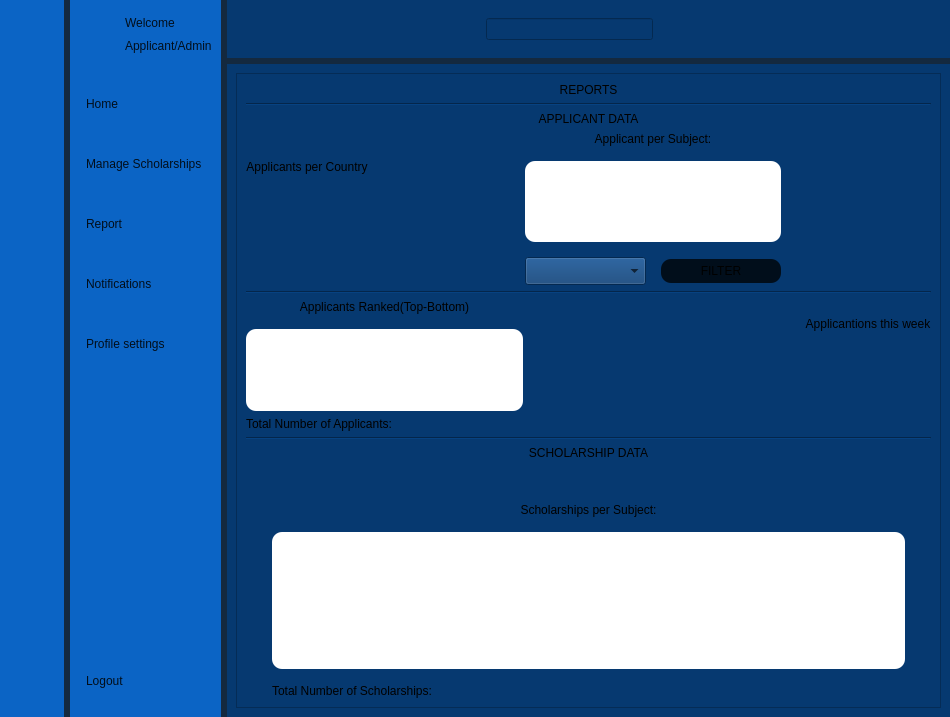
The window that SholarshipManagementSystem/homePage/dash.ui (YNCO10/scholarshipManagementSystem) describes before a commit, drawn with Qt 5.
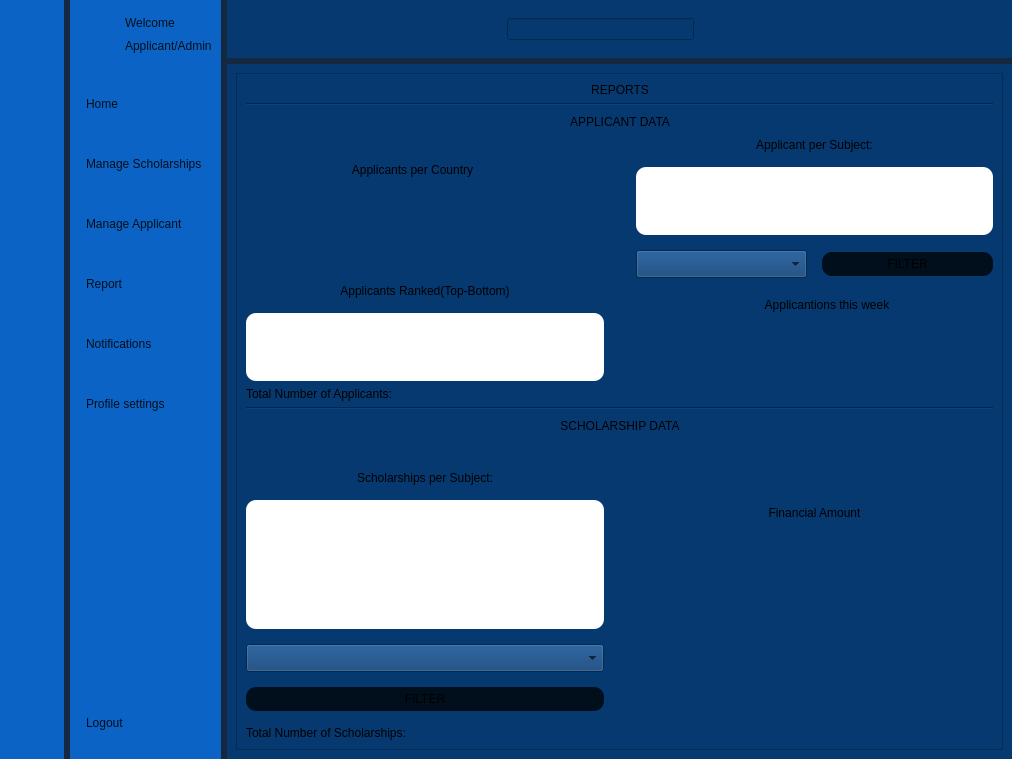
The same window after the commit. The open tabs and pages were chosen to show the change. Icons and pictures are not drawn.

Commit message: enchanced applicant tracking

Diff of the .ui file:
```diff
--- a/SholarshipManagementSystem/homePage/dash.ui
+++ b/SholarshipManagementSystem/homePage/dash.ui
@@ -6,10 +6,16 @@
    <rect>
     <x>0</x>
     <y>0</y>
-    <width>950</width>
-    <height>717</height>
+    <width>1012</width>
+    <height>759</height>
    </rect>
   </property>
+  <property name="sizePolicy">
+   <sizepolicy hsizetype="Expanding" vsizetype="Expanding">
+    <horstretch>0</horstretch>
+    <verstretch>0</verstretch>
+   </sizepolicy>
+  </property>
   <property name="windowTitle">
    <string>MainWindow</string>
   </property>
@@ -165,6 +171,24 @@
            </property>
           </widget>
          </item>
+         <item>
+          <widget class="QPushButton" name="manageApplicantBtn">
+           <property name="text">
+            <string>Manage Applicant</string>
+           </property>
+           <property name="icon">
+            <iconset resource="../../projectRescources.qrc">
+             <normaloff>:/icons/mnageApplicant.png</normaloff>
+             <normalon>:/icons/manageApplicantWhite.png</normalon>:/icons/mnageApplicant.png</iconset>
+           </property>
+           <property name="checkable">
+            <bool>true</bool>
+           </property>
+           <property name="autoExclusive">
+            <bool>true</bool>
+           </property>
+          </widget>
+         </item>
          <item>
           <widget class="QPushButton" name="reportBtn">
            <property name="text">
@@ -903,6 +927,505 @@
            </item>
           </layout>
          </widget>
+         <widget class="QWidget" name="manageApplicantPage">
+          <layout class="QVBoxLayout" name="verticalLayout_22">
+           <item>
+            <widget class="QScrollArea" name="manageApplicantScroll">
+             <property name="widgetResizable">
+              <bool>true</bool>
+             </property>
+             <widget class="QWidget" name="scrollAreaWidgetContents_3">
+              <property name="geometry">
+               <rect>
+                <x>0</x>
+                <y>0</y>
+                <width>716</width>
+                <height>684</height>
+               </rect>
+              </property>
+              <layout class="QGridLayout" name="gridLayout_8"/>
+             </widget>
+            </widget>
+           </item>
+          </layout>
+         </widget>
+         <widget class="QWidget" name="report">
+          <layout class="QVBoxLayout" name="verticalLayout_20">
+           <item>
+            <widget class="QScrollArea" name="scrollArea_2">
+             <property name="widgetResizable">
+              <bool>true</bool>
+             </property>
+             <widget class="QWidget" name="scrollAreaWidgetContents">
+              <property name="geometry">
+               <rect>
+                <x>0</x>
+                <y>0</y>
+                <width>704</width>
+                <height>690</height>
+               </rect>
+              </property>
+              <layout class="QGridLayout" name="gridLayout_5">
+               <item row="0" column="2" colspan="3">
+                <widget class="QLabel" name="label_14">
+                 <property name="text">
+                  <string>REPORTS</string>
+                 </property>
+                 <property name="alignment">
+                  <set>Qt::AlignmentFlag::AlignCenter</set>
+                 </property>
+                </widget>
+               </item>
+               <item row="1" column="0" colspan="7">
+                <widget class="Line" name="line">
+                 <property name="orientation">
+                  <enum>Qt::Orientation::Horizontal</enum>
+                 </property>
+                </widget>
+               </item>
+               <item row="2" column="3">
+                <spacer name="verticalSpacer_4">
+                 <property name="orientation">
+                  <enum>Qt::Orientation::Vertical</enum>
+                 </property>
+                 <property name="sizeHint" stdset="0">
+                  <size>
+                   <width>20</width>
+                   <height>0</height>
+                  </size>
+                 </property>
+                </spacer>
+               </item>
+               <item row="3" column="0">
+                <spacer name="horizontalSpacer_10">
+                 <property name="orientation">
+                  <enum>Qt::Orientation::Horizontal</enum>
+                 </property>
+                 <property name="sizeHint" stdset="0">
+                  <size>
+                   <width>246</width>
+                   <height>20</height>
+                  </size>
+                 </property>
+                </spacer>
+               </item>
+               <item row="3" column="1" colspan="5">
+                <widget class="QLabel" name="label_8">
+                 <property name="text">
+                  <string>APPLICANT DATA</string>
+                 </property>
+                 <property name="alignment">
+                  <set>Qt::AlignmentFlag::AlignCenter</set>
+                 </property>
+                </widget>
+               </item>
+               <item row="3" column="6">
+                <spacer name="horizontalSpacer_11">
+                 <property name="orientation">
+                  <enum>Qt::Orientation::Horizontal</enum>
+                 </property>
+                 <property name="sizeHint" stdset="0">
+                  <size>
+                   <width>221</width>
+                   <height>20</height>
+                  </size>
+                 </property>
+                </spacer>
+               </item>
+               <item row="4" column="0" colspan="2">
+                <layout class="QVBoxLayout" name="verticalLayout_18">
+                 <property name="spacing">
+                  <number>15</number>
+                 </property>
+                 <item>
+                  <widget class="QLabel" name="label_4">
+                   <property name="text">
+                    <string>Applicants per Country</string>
+                   </property>
+                   <property name="alignment">
+                    <set>Qt::AlignmentFlag::AlignCenter</set>
+                   </property>
+                  </widget>
+                 </item>
+                 <item>
+                  <widget class="QWidget" name="applicantsPerCountryChart" native="true">
+                   <property name="styleSheet">
+                    <string notr="true">border-radius: 7px;</string>
+                   </property>
+                  </widget>
+                 </item>
+                </layout>
+               </item>
+               <item row="4" column="4" colspan="3">
+                <layout class="QVBoxLayout" name="verticalLayout_19">
+                 <property name="spacing">
+                  <number>15</number>
+                 </property>
+                 <item>
+                  <widget class="QLabel" name="label_9">
+                   <property name="text">
+                    <string>Applicant per Subject:</string>
+                   </property>
+                   <property name="alignment">
+                    <set>Qt::AlignmentFlag::AlignCenter</set>
+                   </property>
+                  </widget>
+                 </item>
+                 <item>
+                  <widget class="QTableWidget" name="applicantPerSubjectTableWidget">
+                   <property name="styleSheet">
+                    <string notr="true">color: Black;</string>
+                   </property>
+                  </widget>
+                 </item>
+                 <item>
+                  <layout class="QHBoxLayout" name="horizontalLayout_14">
+                   <item>
+                    <widget class="QComboBox" name="subjectFilterCombo">
+                     <property name="styleSheet">
+                      <string notr="true">padding:5px;
+font: 600 10pt &quot;Segoe UI&quot;;</string>
+                     </property>
+                    </widget>
+                   </item>
+                   <item>
+                    <widget class="QPushButton" name="filterBtn">
+                     <property name="styleSheet">
+                      <string notr="true">margin:0px;
+padding:5px;
+font: 600 10pt &quot;Segoe UI&quot;;</string>
+                     </property>
+                     <property name="text">
+                      <string>FILTER</string>
+                     </property>
+                    </widget>
+                   </item>
+                  </layout>
+                 </item>
+                </layout>
+               </item>
+               <item row="5" column="0" colspan="3">
+                <layout class="QVBoxLayout" name="verticalLayout_9">
+                 <property name="spacing">
+                  <number>15</number>
+                 </property>
+                 <item>
+                  <widget class="QLabel" name="label_12">
+                   <property name="text">
+                    <string>Applicants Ranked(Top-Bottom)</string>
+                   </property>
+                   <property name="alignment">
+                    <set>Qt::AlignmentFlag::AlignCenter</set>
+                   </property>
+                  </widget>
+                 </item>
+                 <item>
+                  <widget class="QTableWidget" name="applicantRankTableWidget">
+                   <property name="styleSheet">
+                    <string notr="true">color:black;</string>
+                   </property>
+                  </widget>
+                 </item>
+                </layout>
+               </item>
+               <item row="5" column="5" colspan="2">
+                <layout class="QVBoxLayout" name="verticalLayout_21">
+                 <property name="spacing">
+                  <number>15</number>
+                 </property>
+                 <item>
+                  <widget class="QLabel" name="label_11">
+                   <property name="text">
+                    <string>Applicantions this week</string>
+                   </property>
+                   <property name="alignment">
+                    <set>Qt::AlignmentFlag::AlignCenter</set>
+                   </property>
+                  </widget>
+                 </item>
+                 <item>
+                  <widget class="QWidget" name="applicantsThisWeekChart" native="true">
+                   <property name="styleSheet">
+                    <string notr="true">border-radius: 7px;</string>
+                   </property>
+                  </widget>
+                 </item>
+                </layout>
+               </item>
+               <item row="6" column="0" colspan="2">
+                <widget class="QLabel" name="totalNumberOfApplicantsLabelReports">
+                 <property name="text">
+                  <string>Total Number of Applicants:</string>
+                 </property>
+                </widget>
+               </item>
+               <item row="7" column="0" colspan="7">
+                <widget class="Line" name="line_2">
+                 <property name="orientation">
+                  <enum>Qt::Orientation::Horizontal</enum>
+                 </property>
+                </widget>
+               </item>
+               <item row="8" column="3">
+                <spacer name="verticalSpacer_3">
+                 <property name="orientation">
+                  <enum>Qt::Orientation::Vertical</enum>
+                 </property>
+                 <property name="sizeHint" stdset="0">
+                  <size>
+                   <width>20</width>
+                   <height>0</height>
+                  </size>
+                 </property>
+                </spacer>
+               </item>
+               <item row="9" column="0">
+                <spacer name="horizontalSpacer_8">
+                 <property name="orientation">
+                  <enum>Qt::Orientation::Horizontal</enum>
+                 </property>
+                 <property name="sizeHint" stdset="0">
+                  <size>
+                   <width>246</width>
+                   <height>20</height>
+                  </size>
+                 </property>
+                </spacer>
+               </item>
+               <item row="9" column="1" colspan="5">
+                <widget class="QLabel" name="label_10">
+                 <property name="text">
+                  <string>SCHOLARSHIP DATA</string>
+                 </property>
+                 <property name="alignment">
+                  <set>Qt::AlignmentFlag::AlignCenter</set>
+                 </property>
+                </widget>
+               </item>
+               <item row="9" column="6">
+                <spacer name="horizontalSpacer_9">
+                 <property name="orientation">
+                  <enum>Qt::Orientation::Horizontal</enum>
+                 </property>
+                 <property name="sizeHint" stdset="0">
+                  <size>
+                   <width>221</width>
+                   <height>20</height>
+                  </size>
+                 </property>
+                </spacer>
+               </item>
+               <item row="10" column="0" colspan="3">
+                <layout class="QVBoxLayout" name="verticalLayout_25">
+                 <property name="spacing">
+                  <number>15</number>
+                 </property>
+                 <item>
+                  <spacer name="verticalSpacer_7">
+                   <property name="orientation">
+                    <enum>Qt::Orientation::Vertical</enum>
+                   </property>
+                   <property name="sizeHint" stdset="0">
+                    <size>
+                     <width>20</width>
+                     <height>93</height>
+                    </size>
+                   </property>
+                  </spacer>
+                 </item>
+                 <item>
+                  <widget class="QLabel" name="label_18">
+                   <property name="text">
+                    <string>Scholarships per Subject:</string>
+                   </property>
+                   <property name="alignment">
+                    <set>Qt::AlignmentFlag::AlignCenter</set>
+                   </property>
+                  </widget>
+                 </item>
+                 <item>
+                  <widget class="QTableWidget" name="scholarshipPerSubjectTableWidget">
+                   <property name="styleSheet">
+                    <string notr="true">color:black;</string>
+                   </property>
+                  </widget>
+                 </item>
+                 <item>
+                  <widget class="QComboBox" name="subjectScholarshipFilterCombo">
+                   <property name="styleSheet">
+                    <string notr="true">padding:5px;
+font: 600 10pt &quot;Segoe UI&quot;;</string>
+                   </property>
+                  </widget>
+                 </item>
+                 <item>
+                  <widget class="QPushButton" name="scholarshipFilterBtn">
+                   <property name="styleSheet">
+                    <string notr="true">margin:0px;
+padding:5px;
+font: 600 10pt &quot;Segoe UI&quot;;</string>
+                   </property>
+                   <property name="text">
+                    <string>FILTER</string>
+                   </property>
+                  </widget>
+                 </item>
+                 <item>
+                  <widget class="QLabel" name="totalNumOfScholarshipsLabelReports">
+                   <property name="text">
+                    <string>Total Number of Scholarships:</string>
+                   </property>
+                  </widget>
+                 </item>
+                </layout>
+               </item>
+               <item row="10" column="4" colspan="3">
+                <layout class="QVBoxLayout" name="verticalLayout_28">
+                 <property name="spacing">
+                  <number>15</number>
+                 </property>
+                 <item>
+                  <widget class="QLabel" name="label_21">
+                   <property name="text">
+                    <string>Financial Amount</string>
+                   </property>
+                   <property name="alignment">
+                    <set>Qt::AlignmentFlag::AlignCenter</set>
+                   </property>
+                  </widget>
+                 </item>
+                 <item>
+                  <widget class="QWidget" name="financialAmountPerScholarshipChart" native="true"/>
+                 </item>
+                </layout>
+               </item>
+              </layout>
+             </widget>
+            </widget>
+           </item>
+          </layout>
+         </widget>
+         <widget class="QWidget" name="notificationsPage">
+          <layout class="QGridLayout" name="gridLayout_4">
+           <item row="2" column="0">
+            <widget class="QPushButton" name="sendNotificationsBtn">
+             <property name="text">
+              <string>SEND</string>
+             </property>
+            </widget>
+           </item>
+           <item row="1" column="0">
+            <layout class="QVBoxLayout" name="verticalLayout_12">
+             <property name="spacing">
+              <number>30</number>
+             </property>
+             <property name="leftMargin">
+              <number>20</number>
+             </property>
+             <property name="rightMargin">
+              <number>20</number>
+             </property>
+             <property name="bottomMargin">
+              <number>80</number>
+             </property>
+             <item>
+              <widget class="QLabel" name="label_3">
+               <property name="styleSheet">
+                <string notr="true">font: 600 12pt &quot;Segoe UI&quot;;</string>
+               </property>
+               <property name="text">
+                <string>Send Notifications</string>
+               </property>
+              </widget>
+             </item>
+             <item>
+              <layout class="QHBoxLayout" name="horizontalLayout_8">
+               <item>
+                <widget class="QLabel" name="notificationTitleLabe">
+                 <property name="styleSheet">
+                  <string notr="true">font: 12pt &quot;Segoe UI&quot;;</string>
+                 </property>
+                 <property name="text">
+                  <string>Title:                  </string>
+                 </property>
+                </widget>
+               </item>
+               <item>
+                <widget class="QLineEdit" name="notificationTitleTxt"/>
+               </item>
+              </layout>
+             </item>
+             <item>
+              <layout class="QHBoxLayout" name="horizontalLayout_9">
+               <item>
+                <widget class="QLabel" name="notificationEmailLabel">
+                 <property name="styleSheet">
+                  <string notr="true">font: 12pt &quot;Segoe UI&quot;;</string>
+                 </property>
+                 <property name="text">
+                  <string>Recipient Email: </string>
+                 </property>
+                </widget>
+               </item>
+               <item>
+                <widget class="QLineEdit" name="notificationEmailTxt"/>
+               </item>
+              </layout>
+             </item>
+             <item>
+              <layout class="QHBoxLayout" name="horizontalLayout_10">
+               <item>
+                <widget class="QLabel" name="notificationMsgLabel">
+                 <property name="styleSheet">
+                  <string notr="true">font: 12pt &quot;Segoe UI&quot;;</string>
+                 </property>
+                 <property name="text">
+                  <string>Message:           </string>
+                 </property>
+                </widget>
+               </item>
+               <item>
+                <widget class="QLineEdit" name="notificationMsgTxt">
+                 <property name="styleSheet">
+                  <string notr="true"/>
+                 </property>
+                </widget>
+               </item>
+              </layout>
+             </item>
+            </layout>
+           </item>
+           <item row="0" column="0">
+            <layout class="QVBoxLayout" name="verticalLayout_11">
+             <property name="spacing">
+              <number>20</number>
+             </property>
+             <property name="leftMargin">
+              <number>20</number>
+             </property>
+             <property name="rightMargin">
+              <number>20</number>
+             </property>
+             <property name="bottomMargin">
+              <number>20</number>
+             </property>
+             <item>
+              <widget class="QLabel" name="notificationPageTitleLabel">
+               <property name="text">
+                <string>NOTIFICATIONS</string>
+               </property>
+               <property name="alignment">
+                <set>Qt::AlignmentFlag::AlignCenter</set>
+               </property>
+              </widget>
+             </item>
+             <item>
+              <widget class="QTableWidget" name="notificationsTableWidget"/>
+             </item>
+            </layout>
+           </item>
+          </layout>
+         </widget>
          <widget class="QWidget" name="profile">
           <layout class="QVBoxLayout" name="verticalLayout_17">
            <item>
@@ -1153,497 +1676,6 @@
            </item>
           </layout>
          </widget>
-         <widget class="QWidget" name="notificationsPage">
-          <layout class="QGridLayout" name="gridLayout_4">
-           <item row="2" column="0">
-            <widget class="QPushButton" name="sendNotificationsBtn">
-             <property name="text">
-              <string>SEND</string>
-             </property>
-            </widget>
-           </item>
-           <item row="1" column="0">
-            <layout class="QVBoxLayout" name="verticalLayout_12">
-             <property name="spacing">
-              <number>30</number>
-             </property>
-             <property name="leftMargin">
-              <number>20</number>
-             </property>
-             <property name="rightMargin">
-              <number>20</number>
-             </property>
-             <property name="bottomMargin">
-              <number>80</number>
-             </property>
-             <item>
-              <widget class="QLabel" name="label_3">
-               <property name="styleSheet">
-                <string notr="true">font: 600 12pt &quot;Segoe UI&quot;;</string>
-               </property>
-               <property name="text">
-                <string>Send Notifications</string>
-               </property>
-              </widget>
-             </item>
-             <item>
-              <layout class="QHBoxLayout" name="horizontalLayout_8">
-               <item>
-                <widget class="QLabel" name="notificationTitleLabe">
-                 <property name="styleSheet">
-                  <string notr="true">font: 12pt &quot;Segoe UI&quot;;</string>
-                 </property>
-                 <property name="text">
-                  <string>Title:                  </string>
-                 </property>
-                </widget>
-               </item>
-               <item>
-                <widget class="QLineEdit" name="notificationTitleTxt"/>
-               </item>
-              </layout>
-             </item>
-             <item>
-              <layout class="QHBoxLayout" name="horizontalLayout_9">
-               <item>
-                <widget class="QLabel" name="notificationEmailLabel">
-                 <property name="styleSheet">
-                  <string notr="true">font: 12pt &quot;Segoe UI&quot;;</string>
-                 </property>
-                 <property name="text">
-                  <string>Recipient Email: </string>
-                 </property>
-                </widget>
-               </item>
-               <item>
-                <widget class="QLineEdit" name="notificationEmailTxt"/>
-               </item>
-              </layout>
-             </item>
-             <item>
-              <layout class="QHBoxLayout" name="horizontalLayout_10">
-               <item>
-                <widget class="QLabel" name="notificationMsgLabel">
-                 <property name="styleSheet">
-                  <string notr="true">font: 12pt &quot;Segoe UI&quot;;</string>
-                 </property>
-                 <property name="text">
-                  <string>Message:           </string>
-                 </property>
-                </widget>
-               </item>
-               <item>
-                <widget class="QLineEdit" name="notificationMsgTxt">
-                 <property name="styleSheet">
-                  <string notr="true"/>
-                 </property>
-                </widget>
-               </item>
-              </layout>
-             </item>
-            </layout>
-           </item>
-           <item row="0" column="0">
-            <layout class="QVBoxLayout" name="verticalLayout_11">
-             <property name="spacing">
-              <number>20</number>
-             </property>
-             <property name="leftMargin">
-              <number>20</number>
-             </property>
-             <property name="rightMargin">
-              <number>20</number>
-             </property>
-             <property name="bottomMargin">
-              <number>20</number>
-             </property>
-             <item>
-              <widget class="QLabel" name="notificationPageTitleLabel">
-               <property name="text">
-                <string>NOTIFICATIONS</string>
-               </property>
-               <property name="alignment">
-                <set>Qt::AlignmentFlag::AlignCenter</set>
-               </property>
-              </widget>
-             </item>
-             <item>
-              <widget class="QTableWidget" name="notificationsTableWidget"/>
-             </item>
-            </layout>
-           </item>
-          </layout>
-         </widget>
-         <widget class="QWidget" name="report">
-          <layout class="QGridLayout" name="gridLayout_8">
-           <item row="0" column="0">
-            <widget class="QScrollArea" name="scrollArea_2">
-             <property name="widgetResizable">
-              <bool>true</bool>
-             </property>
-             <widget class="QWidget" name="scrollAreaWidgetContents">
-              <property name="geometry">
-               <rect>
-                <x>0</x>
-                <y>0</y>
-                <width>642</width>
-                <height>637</height>
-               </rect>
-              </property>
-              <layout class="QGridLayout" name="gridLayout_5">
-               <item row="1" column="0" colspan="3">
-                <widget class="Line" name="line">
-                 <property name="orientation">
-                  <enum>Qt::Orientation::Horizontal</enum>
-                 </property>
-                </widget>
-               </item>
-               <item row="3" column="1">
-                <widget class="QLabel" name="label_8">
-                 <property name="text">
-                  <string>APPLICANT DATA</string>
-                 </property>
-                 <property name="alignment">
-                  <set>Qt::AlignmentFlag::AlignCenter</set>
-                 </property>
-                </widget>
-               </item>
-               <item row="12" column="2">
-                <spacer name="verticalSpacer_9">
-                 <property name="orientation">
-                  <enum>Qt::Orientation::Vertical</enum>
-                 </property>
-                 <property name="sizeHint" stdset="0">
-                  <size>
-                   <width>20</width>
-                   <height>93</height>
-                  </size>
-                 </property>
-                </spacer>
-               </item>
-               <item row="0" column="1">
-                <widget class="QLabel" name="label_14">
-                 <property name="text">
-                  <string>REPORTS</string>
-                 </property>
-                 <property name="alignment">
-                  <set>Qt::AlignmentFlag::AlignCenter</set>
-                 </property>
-                </widget>
-               </item>
-               <item row="11" column="0" colspan="3">
-                <widget class="Line" name="line_2">
-                 <property name="orientation">
-                  <enum>Qt::Orientation::Horizontal</enum>
-                 </property>
-                </widget>
-               </item>
-               <item row="2" column="2">
-                <spacer name="verticalSpacer_5">
-                 <property name="orientation">
-                  <enum>Qt::Orientation::Vertical</enum>
-                 </property>
-                 <property name="sizeHint" stdset="0">
-                  <size>
-                   <width>20</width>
-                   <height>93</height>
-                  </size>
-                 </property>
-                </spacer>
-               </item>
-               <item row="9" column="0" colspan="2">
-                <widget class="QLabel" name="label_15">
-                 <property name="text">
-                  <string>Total Number of Applicants:</string>
-                 </property>
-                </widget>
-               </item>
-               <item row="18" column="1">
-                <spacer name="verticalSpacer_6">
-                 <property name="orientation">
-                  <enum>Qt::Orientation::Vertical</enum>
-                 </property>
-                 <property name="sizeHint" stdset="0">
-                  <size>
-                   <width>20</width>
-                   <height>93</height>
-                  </size>
-                 </property>
-                </spacer>
-               </item>
-               <item row="4" column="2">
-                <spacer name="verticalSpacer_4">
-                 <property name="orientation">
-                  <enum>Qt::Orientation::Vertical</enum>
-                 </property>
-                 <property name="sizeHint" stdset="0">
-                  <size>
-                   <width>20</width>
-                   <height>93</height>
-                  </size>
-                 </property>
-                </spacer>
-               </item>
-               <item row="14" column="1">
-                <widget class="QLabel" name="label_10">
-                 <property name="text">
-                  <string>SCHOLARSHIP DATA</string>
-                 </property>
-                 <property name="alignment">
-                  <set>Qt::AlignmentFlag::AlignCenter</set>
-                 </property>
-                </widget>
-               </item>
-               <item row="8" column="0" colspan="3">
-                <layout class="QHBoxLayout" name="horizontalLayout_15">
-                 <item>
-                  <layout class="QVBoxLayout" name="verticalLayout_9">
-                   <property name="spacing">
-                    <number>15</number>
-                   </property>
-                   <item>
-                    <widget class="QLabel" name="label_12">
-                     <property name="text">
-                      <string>Applicants Ranked(Top-Bottom)</string>
-                     </property>
-                     <property name="alignment">
-                      <set>Qt::AlignmentFlag::AlignCenter</set>
-                     </property>
-                    </widget>
-                   </item>
-                   <item>
-                    <widget class="QTableWidget" name="applicantRankTableWidget">
-                     <property name="styleSheet">
-                      <string notr="true">color:black;</string>
-                     </property>
-                    </widget>
-                   </item>
-                  </layout>
-                 </item>
-                 <item>
-                  <spacer name="horizontalSpacer_9">
-                   <property name="orientation">
-                    <enum>Qt::Orientation::Horizontal</enum>
-                   </property>
-                   <property name="sizeHint" stdset="0">
-                    <size>
-                     <width>40</width>
-                     <height>20</height>
-                    </size>
-                   </property>
-                  </spacer>
-                 </item>
-                 <item>
-                  <layout class="QVBoxLayout" name="verticalLayout_21">
-                   <property name="spacing">
-                    <number>15</number>
-                   </property>
-                   <item>
-                    <widget class="QLabel" name="label_11">
-                     <property name="text">
-                      <string>Applicantions this week</string>
-                     </property>
-                     <property name="alignment">
-                      <set>Qt::AlignmentFlag::AlignCenter</set>
-                     </property>
-                    </widget>
-                   </item>
-                   <item>
-                    <widget class="QWidget" name="applicantsThisWeekChart" native="true">
-                     <property name="styleSheet">
-                      <string notr="true">border-radius: 7px;</string>
-                     </property>
-                    </widget>
-                   </item>
-                  </layout>
-                 </item>
-                </layout>
-               </item>
-               <item row="6" column="0" colspan="3">
-                <widget class="Line" name="line_3">
-                 <property name="orientation">
-                  <enum>Qt::Orientation::Horizontal</enum>
-                 </property>
-                </widget>
-               </item>
-               <item row="5" column="0" colspan="3">
-                <layout class="QHBoxLayout" name="horizontalLayout_6">
-                 <item>
-                  <layout class="QVBoxLayout" name="verticalLayout_18">
-                   <property name="spacing">
-                    <number>15</number>
-                   </property>
-                   <item>
-                    <widget class="QLabel" name="label_4">
-                     <property name="text">
-                      <string>Applicants per Country</string>
-                     </property>
-                     <property name="alignment">
-                      <set>Qt::AlignmentFlag::AlignCenter</set>
-                     </property>
-                    </widget>
-                   </item>
-                   <item>
-                    <widget class="QWidget" name="applicantsPerCountryChart" native="true">
-                     <property name="styleSheet">
-                      <string notr="true">border-radius: 7px;</string>
-                     </property>
-                    </widget>
-                   </item>
-                  </layout>
-                 </item>
-                 <item>
-                  <spacer name="horizontalSpacer_8">
-                   <property name="orientation">
-                    <enum>Qt::Orientation::Horizontal</enum>
-                   </property>
-                   <property name="sizeHint" stdset="0">
-                    <size>
-                     <width>40</width>
-                     <height>20</height>
-                    </size>
-                   </property>
-                  </spacer>
-                 </item>
-                 <item>
-                  <layout class="QVBoxLayout" name="verticalLayout_19">
-                   <property name="spacing">
-                    <number>15</number>
-                   </property>
-                   <item>
-                    <widget class="QLabel" name="label_9">
-                     <property name="text">
-                      <string>Applicant per Subject:</string>
-                     </property>
-                     <property name="alignment">
-                      <set>Qt::AlignmentFlag::AlignCenter</set>
-                     </property>
-                    </widget>
-                   </item>
-                   <item>
-                    <widget class="QTableWidget" name="applicantPerSubjectTableWidget">
-                     <property name="styleSheet">
-                      <string notr="true">color: Black;</string>
-                     </property>
-                    </widget>
-                   </item>
-                   <item>
-                    <layout class="QHBoxLayout" name="horizontalLayout_14">
-                     <item>
-                      <widget class="QComboBox" name="subjectFilterCombo">
-                       <property name="styleSheet">
-                        <string notr="true">padding:5px;
-font: 600 10pt &quot;Segoe UI&quot;;</string>
-                       </property>
-                      </widget>
-                     </item>
-                     <item>
-                      <widget class="QPushButton" name="filterBtn">
-                       <property name="styleSheet">
-                        <string notr="true">margin:0px;
-padding:5px;
-font: 600 10pt &quot;Segoe UI&quot;;</string>
-                       </property>
-                       <property name="text">
-                        <string>FILTER</string>
-                       </property>
-                      </widget>
-                     </item>
-                    </layout>
-                   </item>
-                  </layout>
-                 </item>
-                 <item>
-                  <spacer name="horizontalSpacer_11">
-                   <property name="orientation">
-                    <enum>Qt::Orientation::Horizontal</enum>
-                   </property>
-                   <property name="sizeHint" stdset="0">
-                    <size>
-                     <width>40</width>
-                     <height>20</height>
-                    </size>
-                   </property>
-                  </spacer>
-                 </item>
-                </layout>
-               </item>
-               <item row="7" column="2">
-                <spacer name="verticalSpacer_3">
-                 <property name="orientation">
-                  <enum>Qt::Orientation::Vertical</enum>
-                 </property>
-                 <property name="sizeHint" stdset="0">
-                  <size>
-                   <width>20</width>
-                   <height>93</height>
-                  </size>
-                 </property>
-                </spacer>
-               </item>
-               <item row="10" column="0">
-                <spacer name="verticalSpacer_8">
-                 <property name="orientation">
-                  <enum>Qt::Orientation::Vertical</enum>
-                 </property>
-                 <property name="sizeHint" stdset="0">
-                  <size>
-                   <width>20</width>
-                   <height>93</height>
-                  </size>
-                 </property>
-                </spacer>
-               </item>
-               <item row="17" column="1">
-                <layout class="QVBoxLayout" name="verticalLayout_25">
-                 <property name="spacing">
-                  <number>15</number>
-                 </property>
-                 <item>
-                  <spacer name="verticalSpacer_7">
-                   <property name="orientation">
-                    <enum>Qt::Orientation::Vertical</enum>
-                   </property>
-                   <property name="sizeHint" stdset="0">
-                    <size>
-                     <width>20</width>
-                     <height>93</height>
-                    </size>
-                   </property>
-                  </spacer>
-                 </item>
-                 <item>
-                  <widget class="QLabel" name="label_18">
-                   <property name="text">
-                    <string>Scholarships per Subject:</string>
-                   </property>
-                   <property name="alignment">
-                    <set>Qt::AlignmentFlag::AlignCenter</set>
-                   </property>
-                  </widget>
-                 </item>
-                 <item>
-                  <widget class="QTableWidget" name="scholarshipPerSubjectTableWidget">
-                   <property name="styleSheet">
-                    <string notr="true">color:black;</string>
-                   </property>
-                  </widget>
-                 </item>
-                 <item>
-                  <widget class="QLabel" name="totalNumOfScholarshipsLabel">
-                   <property name="text">
-                    <string>Total Number of Scholarships:</string>
-                   </property>
-                  </widget>
-                 </item>
-                </layout>
-               </item>
-              </layout>
-             </widget>
-            </widget>
-           </item>
-          </layout>
-         </widget>
         </widget>
        </item>
       </layout>
```
Left out of the diff: 200 changed lines with no effect on the pictures. The commit also changes 56 other files.
